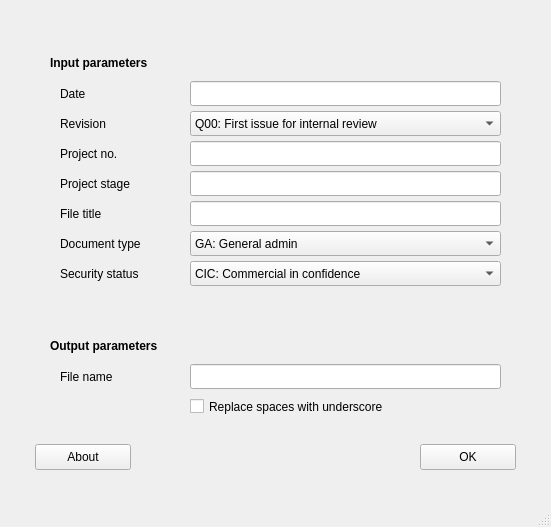
Qt form fsetoolsGUI/gui/layout/ui/dialog_0601_naming_convention.ui (fuyans/fsetoolsGUI) before a commit.
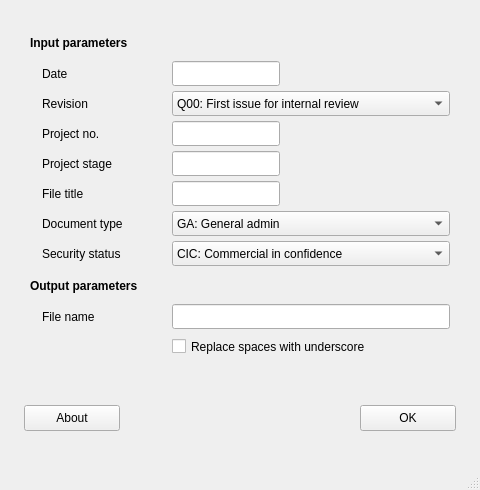
The same form after that commit.

Commit message: General improvements to UI layouts.

The edit to the form file:
```diff
--- a/fsetoolsGUI/gui/layout/ui/dialog_0601_naming_convention.ui
+++ b/fsetoolsGUI/gui/layout/ui/dialog_0601_naming_convention.ui
@@ -6,10 +6,16 @@
    <rect>
     <x>0</x>
     <y>0</y>
-    <width>551</width>
-    <height>527</height>
+    <width>480</width>
+    <height>490</height>
    </rect>
   </property>
+  <property name="sizePolicy">
+   <sizepolicy hsizetype="Minimum" vsizetype="Minimum">
+    <horstretch>0</horstretch>
+    <verstretch>0</verstretch>
+   </sizepolicy>
+  </property>
   <property name="windowTitle">
    <string>MainWindow</string>
   </property>
@@ -20,52 +26,43 @@
    <string/>
   </property>
   <widget class="QWidget" name="centralwidget">
-   <layout class="QGridLayout" name="gridLayout">
-    <property name="leftMargin">
-     <number>35</number>
-    </property>
-    <property name="topMargin">
-     <number>35</number>
-    </property>
-    <property name="rightMargin">
-     <number>35</number>
-    </property>
-    <property name="bottomMargin">
-     <number>35</number>
-    </property>
-    <property name="spacing">
-     <number>0</number>
-    </property>
-    <item row="0" column="0">
-     <widget class="QWidget" name="widget_2" native="true">
-      <property name="sizePolicy">
-       <sizepolicy hsizetype="Minimum" vsizetype="Minimum">
-        <horstretch>0</horstretch>
-        <verstretch>0</verstretch>
-       </sizepolicy>
-      </property>
       <layout class="QVBoxLayout" name="verticalLayout">
        <property name="spacing">
-        <number>0</number>
+     <number>10</number>
        </property>
        <property name="leftMargin">
-        <number>0</number>
+     <number>15</number>
        </property>
        <property name="topMargin">
-        <number>0</number>
+     <number>15</number>
        </property>
        <property name="rightMargin">
-        <number>0</number>
+     <number>15</number>
        </property>
        <property name="bottomMargin">
-        <number>0</number>
+     <number>15</number>
        </property>
        <item>
         <widget class="QFrame" name="frame_userio">
-         <layout class="QVBoxLayout" name="verticalLayout_2">
-          <property name="spacing">
-           <number>0</number>
-          </property>
+      <property name="sizePolicy">
+       <sizepolicy hsizetype="Fixed" vsizetype="Minimum">
+        <horstretch>0</horstretch>
+        <verstretch>0</verstretch>
+       </sizepolicy>
+      </property>
+      <property name="minimumSize">
+       <size>
+        <width>450</width>
+        <height>0</height>
+       </size>
+      </property>
+      <property name="maximumSize">
+       <size>
+        <width>450</width>
+        <height>16777215</height>
+       </size>
+      </property>
+      <layout class="QGridLayout" name="gridLayout">
           <property name="leftMargin">
            <number>15</number>
           </property>
@@ -78,77 +75,13 @@
           <property name="bottomMargin">
            <number>15</number>
           </property>
-          <item>
-           <widget class="QLabel" name="label_21">
-            <property name="minimumSize">
-             <size>
-              <width>121</width>
-              <height>26</height>
-             </size>
-            </property>
-            <property name="maximumSize">
-             <size>
-              <width>16777215</width>
-              <height>26</height>
-             </size>
-            </property>
-            <property name="toolTip">
-             <string>Date in YYMMDD (i.e. 201231) or YYYYMMDD (i.e. 20201231) format.</string>
-            </property>
-            <property name="text">
-             <string>&lt;b&gt;Input parameters&lt;b&gt;</string>
-            </property>
-            <property name="alignment">
-             <set>Qt::AlignLeading|Qt::AlignLeft|Qt::AlignVCenter</set>
-            </property>
-           </widget>
-          </item>
-          <item>
-           <spacer name="verticalSpacer_4">
-            <property name="orientation">
-             <enum>Qt::Vertical</enum>
-            </property>
-            <property name="sizeType">
-             <enum>QSizePolicy::Fixed</enum>
-            </property>
-            <property name="sizeHint" stdset="0">
-             <size>
-              <width>20</width>
-              <height>5</height>
-             </size>
-            </property>
-           </spacer>
-          </item>
-          <item>
-           <layout class="QHBoxLayout" name="horizontalLayout">
-            <property name="spacing">
-             <number>0</number>
-            </property>
-            <item>
-             <spacer name="horizontalSpacer_2">
-              <property name="orientation">
-               <enum>Qt::Horizontal</enum>
-              </property>
-              <property name="sizeType">
-               <enum>QSizePolicy::Fixed</enum>
-              </property>
-              <property name="sizeHint" stdset="0">
-               <size>
-                <width>10</width>
-                <height>20</height>
-               </size>
-              </property>
-             </spacer>
-            </item>
-            <item>
-             <layout class="QFormLayout" name="formLayout">
               <property name="horizontalSpacing">
                <number>10</number>
               </property>
               <property name="verticalSpacing">
                <number>5</number>
               </property>
-              <item row="0" column="0">
+       <item row="1" column="1">
                <widget class="QLabel" name="label_16">
                 <property name="sizePolicy">
                  <sizepolicy hsizetype="Minimum" vsizetype="Fixed">
@@ -164,7 +97,7 @@
                 </property>
                 <property name="maximumSize">
                  <size>
-                  <width>120</width>
+           <width>16777215</width>
                   <height>25</height>
                  </size>
                 </property>
@@ -176,8 +109,8 @@
                 </property>
                </widget>
               </item>
-              <item row="0" column="1">
-               <widget class="QLineEdit" name="lineEdit_1_date">
+       <item row="10" column="1">
+        <widget class="QLabel" name="label_23">
                 <property name="sizePolicy">
                  <sizepolicy hsizetype="Minimum" vsizetype="Fixed">
                   <horstretch>0</horstretch>
@@ -186,306 +119,25 @@
                 </property>
                 <property name="minimumSize">
                  <size>
-                  <width>50</width>
-                  <height>25</height>
-                 </size>
-                </property>
-                <property name="maximumSize">
-                 <size>
-                  <width>16777215</width>
-                  <height>25</height>
-                 </size>
-                </property>
-                <property name="toolTip">
-                 <string>Date in YYMMDD or YYYYMMDD format</string>
-                </property>
-                <property name="text">
-                 <string/>
-                </property>
-               </widget>
-              </item>
-              <item row="1" column="0">
-               <widget class="QLabel" name="label_15">
-                <property name="sizePolicy">
-                 <sizepolicy hsizetype="Minimum" vsizetype="Fixed">
-                  <horstretch>0</horstretch>
-                  <verstretch>0</verstretch>
-                 </sizepolicy>
-                </property>
-                <property name="minimumSize">
-                 <size>
                   <width>120</width>
                   <height>25</height>
                  </size>
                 </property>
                 <property name="maximumSize">
                  <size>
-                  <width>120</width>
-                  <height>25</height>
-                 </size>
-                </property>
-                <property name="text">
-                 <string>Revision</string>
-                </property>
-                <property name="alignment">
-                 <set>Qt::AlignLeading|Qt::AlignLeft|Qt::AlignVCenter</set>
-                </property>
-               </widget>
-              </item>
-              <item row="1" column="1">
-               <widget class="QComboBox" name="comboBox_2_revision">
-                <property name="sizePolicy">
-                 <sizepolicy hsizetype="Minimum" vsizetype="Fixed">
-                  <horstretch>0</horstretch>
-                  <verstretch>0</verstretch>
-                 </sizepolicy>
-                </property>
-                <property name="minimumSize">
-                 <size>
-                  <width>50</width>
-                  <height>25</height>
-                 </size>
-                </property>
-                <property name="maximumSize">
-                 <size>
                   <width>16777215</width>
                   <height>25</height>
                  </size>
                 </property>
-                <item>
                  <property name="text">
-                  <string>Q00: First issue for internal review</string>
-                 </property>
-                </item>
-                <item>
-                 <property name="text">
-                  <string>Q01: Reviewer's comments</string>
-                 </property>
-                </item>
-                <item>
-                 <property name="text">
-                  <string>Q02: Authoriser's comments</string>
-                 </property>
-                </item>
-                <item>
-                 <property name="text">
-                  <string>D00: First issue to others for comment</string>
-                 </property>
-                </item>
-                <item>
-                 <property name="text">
-                  <string>D01: Sub-sequent external reviews</string>
-                 </property>
-                </item>
-                <item>
-                 <property name="text">
-                  <string>R00: First issue</string>
-                 </property>
-                </item>
-                <item>
-                 <property name="text">
-                  <string>R01: Second issue</string>
-                 </property>
-                </item>
-               </widget>
-              </item>
-              <item row="2" column="0">
-               <widget class="QLabel" name="label_14">
-                <property name="sizePolicy">
-                 <sizepolicy hsizetype="Minimum" vsizetype="Fixed">
-                  <horstretch>0</horstretch>
-                  <verstretch>0</verstretch>
-                 </sizepolicy>
-                </property>
-                <property name="minimumSize">
-                 <size>
-                  <width>120</width>
-                  <height>25</height>
-                 </size>
-                </property>
-                <property name="maximumSize">
-                 <size>
-                  <width>120</width>
-                  <height>25</height>
-                 </size>
-                </property>
-                <property name="text">
-                 <string>Project no.</string>
-                </property>
+          <string>File name</string>
+         </property>
                 <property name="alignment">
                  <set>Qt::AlignLeading|Qt::AlignLeft|Qt::AlignVCenter</set>
                 </property>
                </widget>
               </item>
-              <item row="2" column="1">
-               <widget class="QLineEdit" name="lineEdit_3_project_no">
-                <property name="sizePolicy">
-                 <sizepolicy hsizetype="Minimum" vsizetype="Fixed">
-                  <horstretch>0</horstretch>
-                  <verstretch>0</verstretch>
-                 </sizepolicy>
-                </property>
-                <property name="minimumSize">
-                 <size>
-                  <width>50</width>
-                  <height>25</height>
-                 </size>
-                </property>
-                <property name="maximumSize">
-                 <size>
-                  <width>16777215</width>
-                  <height>25</height>
-                 </size>
-                </property>
-                <property name="toolTip">
-                 <string>Project number in XX##### format</string>
-                </property>
-                <property name="text">
-                 <string/>
-                </property>
-               </widget>
-              </item>
-              <item row="3" column="0">
-               <widget class="QLabel" name="label_17">
-                <property name="sizePolicy">
-                 <sizepolicy hsizetype="Minimum" vsizetype="Fixed">
-                  <horstretch>0</horstretch>
-                  <verstretch>0</verstretch>
-                 </sizepolicy>
-                </property>
-                <property name="minimumSize">
-                 <size>
-                  <width>120</width>
-                  <height>25</height>
-                 </size>
-                </property>
-                <property name="maximumSize">
-                 <size>
-                  <width>120</width>
-                  <height>25</height>
-                 </size>
-                </property>
-                <property name="text">
-                 <string>Project stage</string>
-                </property>
-                <property name="alignment">
-                 <set>Qt::AlignLeading|Qt::AlignLeft|Qt::AlignVCenter</set>
-                </property>
-               </widget>
-              </item>
-              <item row="3" column="1">
-               <widget class="QLineEdit" name="lineEdit_4_project_stage">
-                <property name="sizePolicy">
-                 <sizepolicy hsizetype="Minimum" vsizetype="Fixed">
-                  <horstretch>0</horstretch>
-                  <verstretch>0</verstretch>
-                 </sizepolicy>
-                </property>
-                <property name="minimumSize">
-                 <size>
-                  <width>50</width>
-                  <height>25</height>
-                 </size>
-                </property>
-                <property name="maximumSize">
-                 <size>
-                  <width>16777215</width>
-                  <height>25</height>
-                 </size>
-                </property>
-                <property name="toolTip">
-                 <string>Project stage (e.g. RIBA)</string>
-                </property>
-                <property name="text">
-                 <string/>
-                </property>
-               </widget>
-              </item>
-              <item row="4" column="0">
-               <widget class="QLabel" name="label_18">
-                <property name="sizePolicy">
-                 <sizepolicy hsizetype="Minimum" vsizetype="Fixed">
-                  <horstretch>0</horstretch>
-                  <verstretch>0</verstretch>
-                 </sizepolicy>
-                </property>
-                <property name="minimumSize">
-                 <size>
-                  <width>120</width>
-                  <height>25</height>
-                 </size>
-                </property>
-                <property name="maximumSize">
-                 <size>
-                  <width>120</width>
-                  <height>25</height>
-                 </size>
-                </property>
-                <property name="text">
-                 <string>File title</string>
-                </property>
-                <property name="alignment">
-                 <set>Qt::AlignLeading|Qt::AlignLeft|Qt::AlignVCenter</set>
-                </property>
-               </widget>
-              </item>
-              <item row="4" column="1">
-               <widget class="QLineEdit" name="lineEdit_5_title">
-                <property name="sizePolicy">
-                 <sizepolicy hsizetype="Minimum" vsizetype="Fixed">
-                  <horstretch>0</horstretch>
-                  <verstretch>0</verstretch>
-                 </sizepolicy>
-                </property>
-                <property name="minimumSize">
-                 <size>
-                  <width>50</width>
-                  <height>25</height>
-                 </size>
-                </property>
-                <property name="maximumSize">
-                 <size>
-                  <width>16777215</width>
-                  <height>25</height>
-                 </size>
-                </property>
-                <property name="toolTip">
-                 <string>File title in plain English</string>
-                </property>
-                <property name="text">
-                 <string/>
-                </property>
-               </widget>
-              </item>
-              <item row="5" column="0">
-               <widget class="QLabel" name="label_19">
-                <property name="sizePolicy">
-                 <sizepolicy hsizetype="Minimum" vsizetype="Fixed">
-                  <horstretch>0</horstretch>
-                  <verstretch>0</verstretch>
-                 </sizepolicy>
-                </property>
-                <property name="minimumSize">
-                 <size>
-                  <width>120</width>
-                  <height>25</height>
-                 </size>
-                </property>
-                <property name="maximumSize">
-                 <size>
-                  <width>120</width>
-                  <height>25</height>
-                 </size>
-                </property>
-                <property name="text">
-                 <string>Document type</string>
-                </property>
-                <property name="alignment">
-                 <set>Qt::AlignLeading|Qt::AlignLeft|Qt::AlignVCenter</set>
-                </property>
-               </widget>
-              </item>
-              <item row="5" column="1">
+       <item row="6" column="2" colspan="2">
                <widget class="QComboBox" name="comboBox_6_type">
                 <property name="sizePolicy">
                  <sizepolicy hsizetype="Minimum" vsizetype="Fixed">
@@ -587,7 +239,136 @@
                 </item>
                </widget>
               </item>
-              <item row="6" column="0">
+       <item row="1" column="0">
+        <spacer name="horizontalSpacer_2">
+         <property name="orientation">
+          <enum>Qt::Horizontal</enum>
+         </property>
+         <property name="sizeType">
+          <enum>QSizePolicy::Fixed</enum>
+         </property>
+         <property name="sizeHint" stdset="0">
+          <size>
+           <width>2</width>
+           <height>20</height>
+          </size>
+         </property>
+        </spacer>
+       </item>
+       <item row="2" column="2" colspan="2">
+        <widget class="QComboBox" name="comboBox_2_revision">
+         <property name="sizePolicy">
+          <sizepolicy hsizetype="Minimum" vsizetype="Fixed">
+           <horstretch>0</horstretch>
+           <verstretch>0</verstretch>
+          </sizepolicy>
+         </property>
+         <property name="minimumSize">
+          <size>
+           <width>50</width>
+           <height>25</height>
+          </size>
+         </property>
+         <property name="maximumSize">
+          <size>
+           <width>16777215</width>
+           <height>25</height>
+          </size>
+         </property>
+         <item>
+          <property name="text">
+           <string>Q00: First issue for internal review</string>
+          </property>
+         </item>
+         <item>
+          <property name="text">
+           <string>Q01: Reviewer's comments</string>
+          </property>
+         </item>
+         <item>
+          <property name="text">
+           <string>Q02: Authoriser's comments</string>
+          </property>
+         </item>
+         <item>
+          <property name="text">
+           <string>D00: First issue to others for comment</string>
+          </property>
+         </item>
+         <item>
+          <property name="text">
+           <string>D01: Sub-sequent external reviews</string>
+          </property>
+         </item>
+         <item>
+          <property name="text">
+           <string>R00: First issue</string>
+          </property>
+         </item>
+         <item>
+          <property name="text">
+           <string>R01: Second issue</string>
+          </property>
+         </item>
+        </widget>
+       </item>
+       <item row="4" column="2">
+        <widget class="QLineEdit" name="lineEdit_4_project_stage">
+         <property name="sizePolicy">
+          <sizepolicy hsizetype="Minimum" vsizetype="Fixed">
+           <horstretch>0</horstretch>
+           <verstretch>0</verstretch>
+          </sizepolicy>
+         </property>
+         <property name="minimumSize">
+          <size>
+           <width>50</width>
+           <height>25</height>
+          </size>
+         </property>
+         <property name="maximumSize">
+          <size>
+           <width>16777215</width>
+           <height>25</height>
+          </size>
+         </property>
+         <property name="toolTip">
+          <string>Project stage (e.g. RIBA)</string>
+         </property>
+         <property name="text">
+          <string/>
+         </property>
+        </widget>
+       </item>
+       <item row="2" column="1">
+        <widget class="QLabel" name="label_15">
+         <property name="sizePolicy">
+          <sizepolicy hsizetype="Minimum" vsizetype="Fixed">
+           <horstretch>0</horstretch>
+           <verstretch>0</verstretch>
+          </sizepolicy>
+         </property>
+         <property name="minimumSize">
+          <size>
+           <width>120</width>
+           <height>25</height>
+          </size>
+         </property>
+         <property name="maximumSize">
+          <size>
+           <width>16777215</width>
+           <height>25</height>
+          </size>
+         </property>
+         <property name="text">
+          <string>Revision</string>
+         </property>
+         <property name="alignment">
+          <set>Qt::AlignLeading|Qt::AlignLeft|Qt::AlignVCenter</set>
+         </property>
+        </widget>
+       </item>
+       <item row="7" column="1">
                <widget class="QLabel" name="label_20">
                 <property name="sizePolicy">
                  <sizepolicy hsizetype="Minimum" vsizetype="Fixed">
@@ -603,7 +384,7 @@
                 </property>
                 <property name="maximumSize">
                  <size>
-                  <width>120</width>
+           <width>16777215</width>
                   <height>25</height>
                  </size>
                 </property>
@@ -615,7 +396,203 @@
                 </property>
                </widget>
               </item>
+       <item row="3" column="2">
+        <widget class="QLineEdit" name="lineEdit_3_project_no">
+         <property name="sizePolicy">
+          <sizepolicy hsizetype="Minimum" vsizetype="Fixed">
+           <horstretch>0</horstretch>
+           <verstretch>0</verstretch>
+          </sizepolicy>
+         </property>
+         <property name="minimumSize">
+          <size>
+           <width>50</width>
+           <height>25</height>
+          </size>
+         </property>
+         <property name="maximumSize">
+          <size>
+           <width>16777215</width>
+           <height>25</height>
+          </size>
+         </property>
+         <property name="toolTip">
+          <string>Project number in XX##### format</string>
+         </property>
+         <property name="text">
+          <string/>
+         </property>
+        </widget>
+       </item>
+       <item row="1" column="2">
+        <widget class="QLineEdit" name="lineEdit_1_date">
+         <property name="sizePolicy">
+          <sizepolicy hsizetype="Minimum" vsizetype="Fixed">
+           <horstretch>0</horstretch>
+           <verstretch>0</verstretch>
+          </sizepolicy>
+         </property>
+         <property name="minimumSize">
+          <size>
+           <width>50</width>
+           <height>25</height>
+          </size>
+         </property>
+         <property name="maximumSize">
+          <size>
+           <width>16777215</width>
+           <height>25</height>
+          </size>
+         </property>
+         <property name="toolTip">
+          <string>Date in YYMMDD or YYYYMMDD format</string>
+         </property>
+         <property name="text">
+          <string/>
+         </property>
+        </widget>
+       </item>
+       <item row="4" column="1">
+        <widget class="QLabel" name="label_17">
+         <property name="sizePolicy">
+          <sizepolicy hsizetype="Minimum" vsizetype="Fixed">
+           <horstretch>0</horstretch>
+           <verstretch>0</verstretch>
+          </sizepolicy>
+         </property>
+         <property name="minimumSize">
+          <size>
+           <width>120</width>
+           <height>25</height>
+          </size>
+         </property>
+         <property name="maximumSize">
+          <size>
+           <width>16777215</width>
+           <height>25</height>
+          </size>
+         </property>
+         <property name="text">
+          <string>Project stage</string>
+         </property>
+         <property name="alignment">
+          <set>Qt::AlignLeading|Qt::AlignLeft|Qt::AlignVCenter</set>
+         </property>
+        </widget>
+       </item>
+       <item row="5" column="1">
+        <widget class="QLabel" name="label_18">
+         <property name="sizePolicy">
+          <sizepolicy hsizetype="Minimum" vsizetype="Fixed">
+           <horstretch>0</horstretch>
+           <verstretch>0</verstretch>
+          </sizepolicy>
+         </property>
+         <property name="minimumSize">
+          <size>
+           <width>120</width>
+           <height>25</height>
+          </size>
+         </property>
+         <property name="maximumSize">
+          <size>
+           <width>16777215</width>
+           <height>25</height>
+          </size>
+         </property>
+         <property name="text">
+          <string>File title</string>
+         </property>
+         <property name="alignment">
+          <set>Qt::AlignLeading|Qt::AlignLeft|Qt::AlignVCenter</set>
+         </property>
+        </widget>
+       </item>
+       <item row="5" column="2">
+        <widget class="QLineEdit" name="lineEdit_5_title">
+         <property name="sizePolicy">
+          <sizepolicy hsizetype="Minimum" vsizetype="Fixed">
+           <horstretch>0</horstretch>
+           <verstretch>0</verstretch>
+          </sizepolicy>
+         </property>
+         <property name="minimumSize">
+          <size>
+           <width>50</width>
+           <height>25</height>
+          </size>
+         </property>
+         <property name="maximumSize">
+          <size>
+           <width>16777215</width>
+           <height>25</height>
+          </size>
+         </property>
+         <property name="toolTip">
+          <string>File title in plain English</string>
+         </property>
+         <property name="text">
+          <string/>
+         </property>
+        </widget>
+       </item>
               <item row="6" column="1">
+        <widget class="QLabel" name="label_19">
+         <property name="sizePolicy">
+          <sizepolicy hsizetype="Minimum" vsizetype="Fixed">
+           <horstretch>0</horstretch>
+           <verstretch>0</verstretch>
+          </sizepolicy>
+         </property>
+         <property name="minimumSize">
+          <size>
+           <width>100</width>
+           <height>25</height>
+          </size>
+         </property>
+         <property name="maximumSize">
+          <size>
+           <width>16777215</width>
+           <height>25</height>
+          </size>
+         </property>
+         <property name="text">
+          <string>Document type</string>
+         </property>
+         <property name="alignment">
+          <set>Qt::AlignLeading|Qt::AlignLeft|Qt::AlignVCenter</set>
+         </property>
+        </widget>
+       </item>
+       <item row="3" column="1">
+        <widget class="QLabel" name="label_14">
+         <property name="sizePolicy">
+          <sizepolicy hsizetype="Minimum" vsizetype="Fixed">
+           <horstretch>0</horstretch>
+           <verstretch>0</verstretch>
+          </sizepolicy>
+         </property>
+         <property name="minimumSize">
+          <size>
+           <width>120</width>
+           <height>25</height>
+          </size>
+         </property>
+         <property name="maximumSize">
+          <size>
+           <width>16777215</width>
+           <height>25</height>
+          </size>
+         </property>
+         <property name="text">
+          <string>Project no.</string>
+         </property>
+         <property name="alignment">
+          <set>Qt::AlignLeading|Qt::AlignLeft|Qt::AlignVCenter</set>
+         </property>
+        </widget>
+       </item>
+       <item row="7" column="2" colspan="2">
                <widget class="QComboBox" name="comboBox_7_security_status">
                 <property name="sizePolicy">
                  <sizepolicy hsizetype="Minimum" vsizetype="Fixed">
@@ -657,27 +634,7 @@
                 </item>
                </widget>
               </item>
-             </layout>
-            </item>
-           </layout>
-          </item>
-          <item>
-           <spacer name="verticalSpacer_2">
-            <property name="orientation">
-             <enum>Qt::Vertical</enum>
-            </property>
-            <property name="sizeType">
-             <enum>QSizePolicy::Fixed</enum>
-            </property>
-            <property name="sizeHint" stdset="0">
-             <size>
-              <width>20</width>
-              <height>10</height>
-             </size>
-            </property>
-           </spacer>
-          </item>
-          <item>
+       <item row="9" column="0" colspan="4">
            <widget class="QLabel" name="label_22">
             <property name="minimumSize">
              <size>
@@ -702,52 +659,45 @@
             </property>
            </widget>
           </item>
-          <item>
-           <spacer name="verticalSpacer_3">
-            <property name="orientation">
-             <enum>Qt::Vertical</enum>
-            </property>
-            <property name="sizeType">
-             <enum>QSizePolicy::Fixed</enum>
-            </property>
-            <property name="sizeHint" stdset="0">
+       <item row="0" column="0" colspan="4">
+        <widget class="QLabel" name="label_21">
+         <property name="minimumSize">
+          <size>
+           <width>121</width>
+           <height>26</height>
+          </size>
+         </property>
+         <property name="maximumSize">
              <size>
-              <width>20</width>
-              <height>5</height>
-             </size>
-            </property>
-           </spacer>
-          </item>
-          <item>
-           <layout class="QHBoxLayout" name="horizontalLayout_3">
-            <property name="spacing">
-             <number>0</number>
-            </property>
-            <item>
+           <width>16777215</width>
+           <height>26</height>
+          </size>
+         </property>
+         <property name="toolTip">
+          <string>Date in YYMMDD (i.e. 201231) or YYYYMMDD (i.e. 20201231) format.</string>
+         </property>
+         <property name="text">
+          <string>&lt;b&gt;Input parameters&lt;b&gt;</string>
+         </property>
+         <property name="alignment">
+          <set>Qt::AlignLeading|Qt::AlignLeft|Qt::AlignVCenter</set>
+         </property>
+        </widget>
+       </item>
+       <item row="1" column="3">
              <spacer name="horizontalSpacer_3">
               <property name="orientation">
                <enum>Qt::Horizontal</enum>
               </property>
-              <property name="sizeType">
-               <enum>QSizePolicy::Fixed</enum>
-              </property>
               <property name="sizeHint" stdset="0">
                <size>
-                <width>10</width>
+           <width>40</width>
                 <height>20</height>
                </size>
               </property>
              </spacer>
             </item>
-            <item>
-             <layout class="QGridLayout" name="gridLayout_2">
-              <property name="horizontalSpacing">
-               <number>10</number>
-              </property>
-              <property name="verticalSpacing">
-               <number>5</number>
-              </property>
-              <item row="0" column="1">
+       <item row="10" column="2" colspan="2">
                <widget class="QLineEdit" name="lineEdit_out_result">
                 <property name="sizePolicy">
                  <sizepolicy hsizetype="Minimum" vsizetype="Fixed">
@@ -772,35 +722,7 @@
                 </property>
                </widget>
               </item>
-              <item row="0" column="0">
-               <widget class="QLabel" name="label_23">
-                <property name="sizePolicy">
-                 <sizepolicy hsizetype="Minimum" vsizetype="Fixed">
-                  <horstretch>0</horstretch>
-                  <verstretch>0</verstretch>
-                 </sizepolicy>
-                </property>
-                <property name="minimumSize">
-                 <size>
-                  <width>120</width>
-                  <height>25</height>
-                 </size>
-                </property>
-                <property name="maximumSize">
-                 <size>
-                  <width>120</width>
-                  <height>25</height>
-                 </size>
-                </property>
-                <property name="text">
-                 <string>File name</string>
-                </property>
-                <property name="alignment">
-                 <set>Qt::AlignLeading|Qt::AlignLeft|Qt::AlignVCenter</set>
-                </property>
-               </widget>
-              </item>
-              <item row="1" column="1">
+       <item row="11" column="2" colspan="2">
                <widget class="QCheckBox" name="checkBox_replace_spaces">
                 <property name="minimumSize">
                  <size>
@@ -822,30 +744,27 @@
                 </property>
                </widget>
               </item>
-             </layout>
-            </item>
-           </layout>
-          </item>
-         </layout>
-        </widget>
-       </item>
-       <item>
-        <spacer name="verticalSpacer">
+       <item row="8" column="1">
+        <spacer name="verticalSpacer_4">
          <property name="orientation">
           <enum>Qt::Vertical</enum>
          </property>
          <property name="sizeType">
-          <enum>QSizePolicy::Minimum</enum>
+          <enum>QSizePolicy::Fixed</enum>
          </property>
          <property name="sizeHint" stdset="0">
           <size>
-           <width>20</width>
-           <height>10</height>
+           <width>17</width>
+           <height>2</height>
           </size>
          </property>
         </spacer>
        </item>
+      </layout>
+     </widget>
+    </item>
        <item>
+     <widget class="QWidget" name="widget_bottom" native="true">
         <layout class="QHBoxLayout" name="horizontalLayout_2">
          <property name="spacing">
           <number>0</number>
@@ -925,8 +844,6 @@
           </widget>
          </item>
         </layout>
-       </item>
-      </layout>
      </widget>
     </item>
    </layout>
```
Left out of the diff: 2 changed lines with no effect on the pictures. Lines whose indentation alone changed are shown as unchanged. The commit also changes 9 other files.
